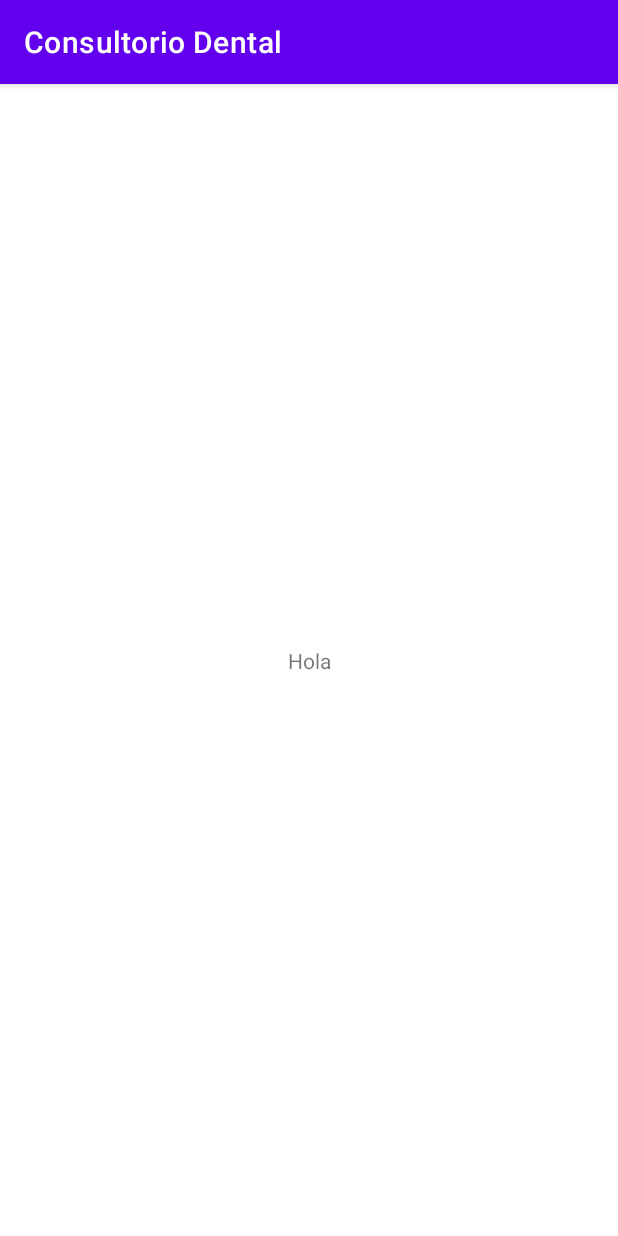
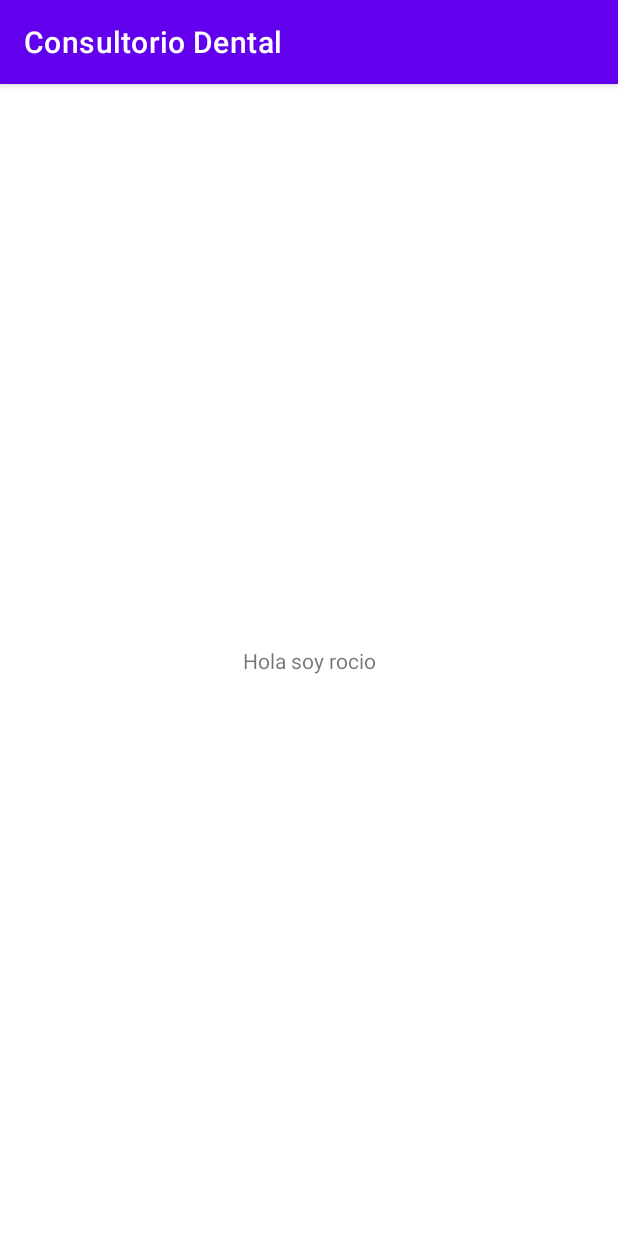
Before and after one commit to keatnis/ConsultorioDental, an Android app: the screen it shows after launch (MainActivity), on a phone screen of 412 x 824 dp. Run offline under Robolectric (Android 15) with nearby library versions, the light colour scheme and no system bars.

Commit message:
ya hice mis cambios jsjsjss

```diff
--- a/app/src/main/res/layout/activity_main.xml
+++ b/app/src/main/res/layout/activity_main.xml
@@ -9,7 +9,7 @@
     <TextView
         android:layout_width="wrap_content"
         android:layout_height="wrap_content"
-        android:text="Hola"
+        android:text="Hola soy rocio"
         app:layout_constraintBottom_toBottomOf="parent"
         app:layout_constraintLeft_toLeftOf="parent"
         app:layout_constraintRight_toRightOf="parent"
```
